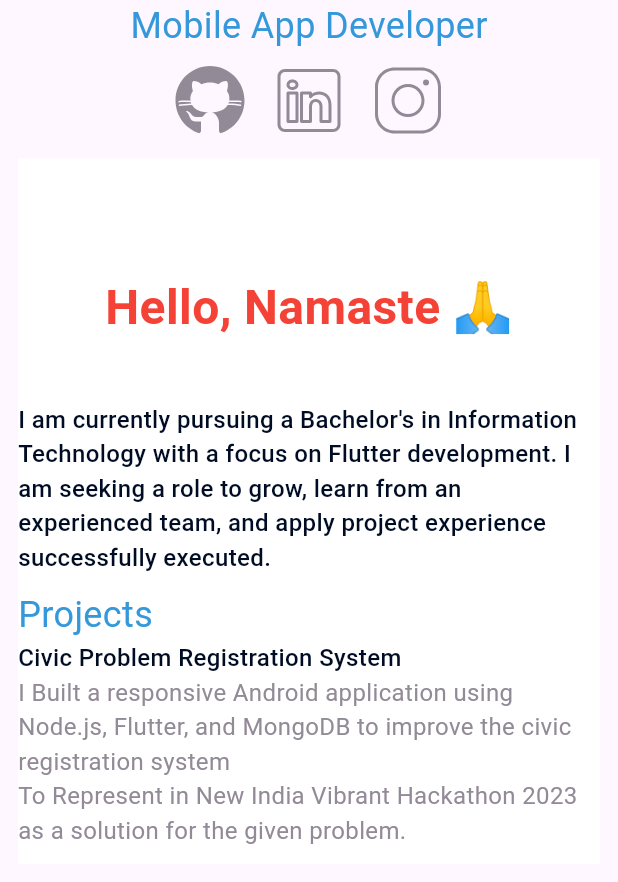
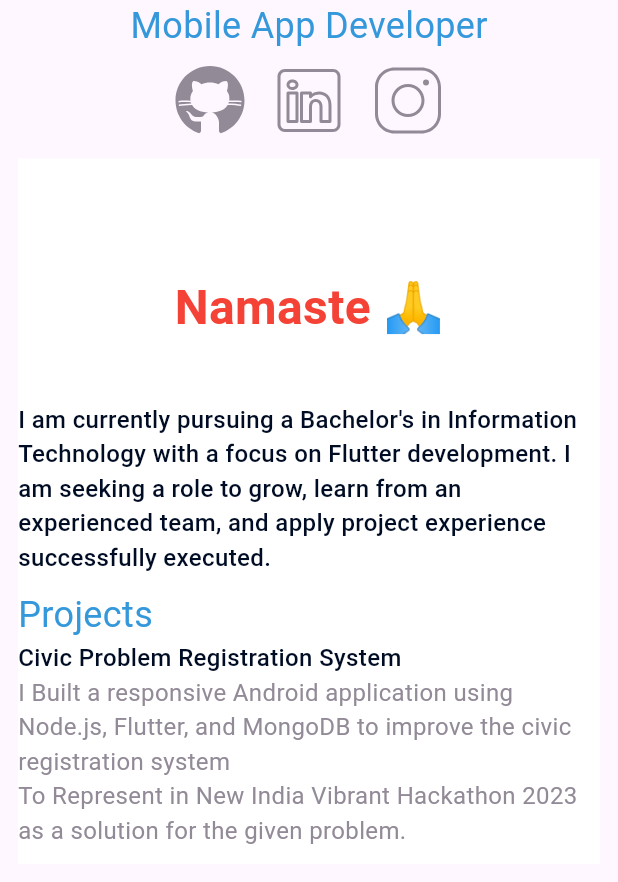
Before and after one commit to rishabhpandey2305/Portfolio, a Flutter app: the screen it shows after launch, on a phone screen of 412 x 824 dp, the part 354-1236 px from its top. Run offline on Flutter 3.47's test engine with Material 3 defaults, Android fonts, the phone set to English and light mode, and no system bars; our stand-ins replace flutter_svg, google_fonts.

Commit message:
namaste update

```diff
--- a/lib/presentation/screens/home/home_view.dart
+++ b/lib/presentation/screens/home/home_view.dart
@@ -17,39 +17,6 @@ class HomePage extends StatelessWidget {
     );
   }
 
-  // Widget _mobile(BuildContext context) {
-  //   return Padding(
-  //     padding: EdgeInsets.symmetric(horizontal: sizes.mediumPadding),
-  //     child: Column(
-  //       mainAxisAlignment: MainAxisAlignment.spaceEvenly,
-  //       crossAxisAlignment: CrossAxisAlignment.center,
-  //       children: [
-  //         Expanded(
-  //           child: Padding(
-  //             padding: EdgeInsets.symmetric(horizontal: sizes.smallPadding),
-  //           ),
-  //         ),
-  //         SizedBox(width: sizes.pagePadding),
-  //         _content(context, isMobile: true),
-  //       ],
-  //     ),
-  //   );
-  // }
-
-  // Widget _desktop(BuildContext context) {
-  //   return Row(
-  //     // mainAxisAlignment: MainAxisAlignment.spaceBetween,
-  //     children: [
-  //       // Expanded(
-  //       //   child: Padding(
-  //       //     padding: EdgeInsets.symmetric(horizontal: sizes.smallPadding),
-  //       //   ),
-  //       // ),
-  //       // SizedBox(width: sizes.pagePadding),
-  //       _content(context, isMobile: false),
-  //     ],
-  //   );
-  // }
   Widget _desktop(BuildContext context) {
     return Row(
       children: [
@@ -117,7 +84,7 @@ class HomePage extends StatelessWidget {
               child: Column(
                 children: [
                   Text(
-                    "Hello, Namaste 🙏",
+                    "Namaste 🙏",
                     style: styles.pageHeading,
                   ),
                   const SizedBox(
@@ -255,7 +222,7 @@ class HomePage extends StatelessWidget {
                 mainAxisAlignment: MainAxisAlignment.center,
                 children: [
                   Text(
-                    "Hello, Namaste 🙏",
+                    "Namaste 🙏",
                     style: styles.pageHeading,
                   ),
                   const SizedBox(
```
Also changed, not shown: 3 other files.
